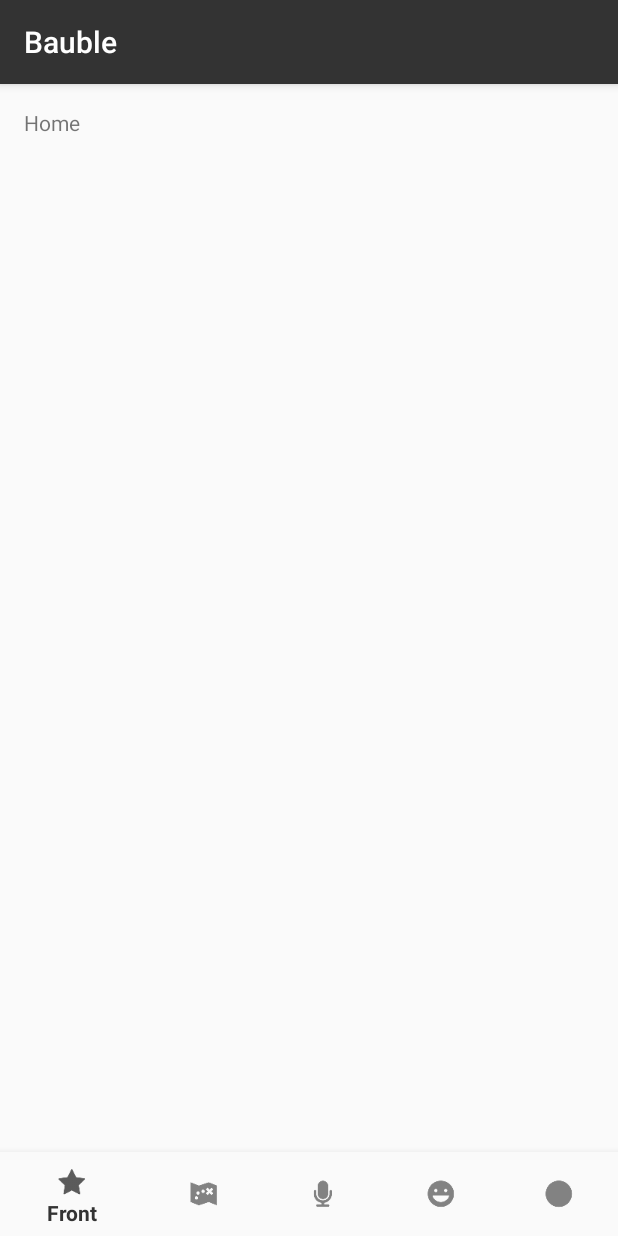
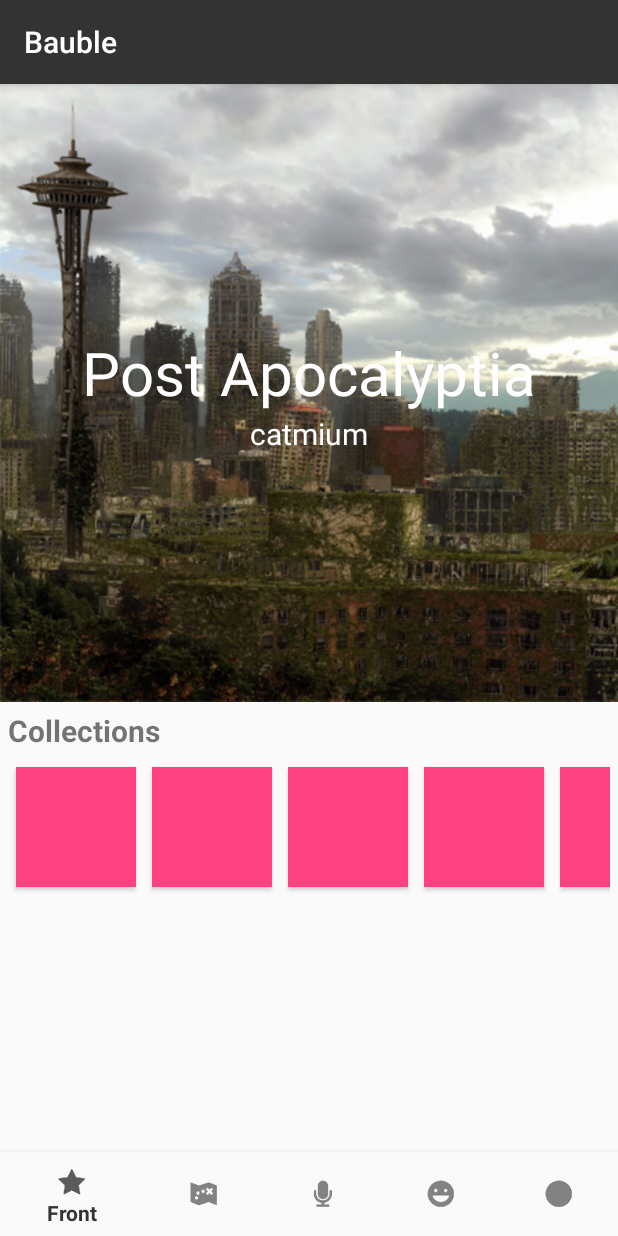
Before and after one commit to eduardrg/TellToo, an Android app: the screen it shows after launch (MainNavActivity), on a phone screen of 412 x 824 dp. Run offline under Robolectric (Android 15) with nearby library versions, the phone set to English and light mode, and no system bars.

Commit message:
Front page layout completed with place holder images

```diff
--- a/app/build.gradle
+++ b/app/build.gradle
@@ -29,5 +29,6 @@ dependencies {
     compile 'com.android.support.constraint:constraint-layout:1.0.2'
     compile 'com.android.support:design:25.3.1'
     compile 'com.android.support:support-vector-drawable:25.3.1'
+    compile 'com.android.support:support-v4:25.3.1'
     testCompile 'junit:junit:4.12'
 }
--- /dev/null
+++ b/app/src/main/java/com/bauble_app/bauble/CreateFragment.java
@@ -0,0 +1,29 @@
+package com.bauble_app.bauble;
+
+
+import android.os.Bundle;
+import android.support.v4.app.Fragment;
+import android.view.LayoutInflater;
+import android.view.View;
+import android.view.ViewGroup;
+
+
+/**
+ * A simple {@link Fragment} subclass.
+ */
+public class CreateFragment extends Fragment {
+
+
+    public CreateFragment() {
+        // Required empty public constructor
+    }
+
+
+    @Override
+    public View onCreateView(LayoutInflater inflater, ViewGroup container,
+                             Bundle savedInstanceState) {
+        // Inflate the layout for this fragment
+        return inflater.inflate(R.layout.fragment_create, container, false);
+    }
+
+}
--- /dev/null
+++ b/app/src/main/java/com/bauble_app/bauble/FrontFragment.java
@@ -0,0 +1,29 @@
+package com.bauble_app.bauble;
+
+
+import android.os.Bundle;
+import android.support.v4.app.Fragment;
+import android.view.LayoutInflater;
+import android.view.View;
+import android.view.ViewGroup;
+
+
+/**
+ * A simple {@link Fragment} subclass.
+ */
+public class FrontFragment extends Fragment {
+
+
+    public FrontFragment() {
+        // Required empty public constructor
+    }
+
+
+    @Override
+    public View onCreateView(LayoutInflater inflater, ViewGroup container,
+                             Bundle savedInstanceState) {
+        // Inflate the layout for this fragment
+        return inflater.inflate(R.layout.fragment_front, container, false);
+    }
+
+}
--- a/app/src/main/java/com/bauble_app/bauble/MainNavActivity.java
+++ b/app/src/main/java/com/bauble_app/bauble/MainNavActivity.java
@@ -3,6 +3,7 @@ package com.bauble_app.bauble;
 import android.os.Bundle;
 import android.support.annotation.NonNull;
 import android.support.design.widget.BottomNavigationView;
+import android.support.v4.app.FragmentManager;
 import android.support.v7.app.AppCompatActivity;
 import android.view.MenuItem;
 import android.widget.TextView;
@@ -10,6 +11,7 @@ import android.widget.TextView;
 public class MainNavActivity extends AppCompatActivity {
 
     private TextView mTextMessage;
+    private FragmentManager fragManager;
 
     private BottomNavigationView.OnNavigationItemSelectedListener mOnNavigationItemSelectedListener
             = new BottomNavigationView.OnNavigationItemSelectedListener() {
@@ -19,12 +21,18 @@ public class MainNavActivity extends AppCompatActivity {
             switch (item.getItemId()) {
                 case R.id.navigation_front:
                     mTextMessage.setText(R.string.title_front);
+                    fragManager.beginTransaction()
+                            .replace(R.id.content, new FrontFragment())
+                            .commit();
                     return true;
                 case R.id.navigation_explore:
                     mTextMessage.setText(R.string.title_explore);
                     return true;
                 case R.id.navigation_create:
                     mTextMessage.setText(R.string.title_create);
+                    fragManager.beginTransaction()
+                            .replace(R.id.content, new CreateFragment())
+                            .commit();
                     return true;
                 case R.id.navigation_me:
                     mTextMessage.setText(R.string.title_me);
@@ -43,6 +51,11 @@ public class MainNavActivity extends AppCompatActivity {
         super.onCreate(savedInstanceState);
         setContentView(R.layout.activity_main_nav);
 
+        fragManager = getSupportFragmentManager();
+        fragManager.beginTransaction()
+                .replace(R.id.content, new FrontFragment())
+                .commit();
+
         mTextMessage = (TextView) findViewById(R.id.message);
         BottomNavigationView navigation = (BottomNavigationView) findViewById(R.id.navigation);
         navigation.setOnNavigationItemSelectedListener(mOnNavigationItemSelectedListener);
--- /dev/null
+++ b/app/src/main/res/layout/fragment_create.xml
@@ -0,0 +1,21 @@
+<FrameLayout xmlns:android="http://schemas.android.com/apk/res/android"
+    xmlns:tools="http://schemas.android.com/tools"
+    android:layout_width="match_parent"
+    android:layout_height="match_parent"
+    tools:context="com.bauble_app.bauble.CreateFragment">
+
+    <LinearLayout
+        android:layout_width="match_parent"
+        android:layout_height="wrap_content"
+        android:orientation="vertical">
+        <ImageButton
+            android:layout_width="233dp"
+            android:layout_height="204dp"
+            android:src="@drawable/place_holder_img"
+            android:adjustViewBounds="true"
+            android:scaleType="centerCrop"
+            android:layout_gravity="center_horizontal"/>
+
+    </LinearLayout>
+
+</FrameLayout>
--- /dev/null
+++ b/app/src/main/res/layout/fragment_front.xml
@@ -0,0 +1,109 @@
+<FrameLayout xmlns:android="http://schemas.android.com/apk/res/android"
+    xmlns:tools="http://schemas.android.com/tools"
+    android:layout_width="match_parent"
+    android:layout_height="match_parent"
+    tools:context="com.bauble_app.bauble.FrontFragment">
+
+    <RelativeLayout
+        android:layout_width="match_parent"
+        android:layout_height="wrap_content">
+        <RelativeLayout
+            android:layout_width="wrap_content"
+            android:layout_height="wrap_content"
+            android:id="@+id/front_feat">
+            <ImageView
+                android:id="@+id/front_img_feat_backg"
+                android:layout_width="match_parent"
+                android:layout_height="wrap_content"
+                android:src="@drawable/front_apacaliptia"
+                android:adjustViewBounds="true" />
+            <LinearLayout
+                android:layout_width="wrap_content"
+                android:layout_height="wrap_content"
+                android:layout_centerInParent="true"
+                android:orientation="vertical">
+                <TextView
+                    android:id="@+id/front_txt_feat_title"
+                    android:layout_width="wrap_content"
+                    android:layout_height="wrap_content"
+                    android:text="Post Apocalyptia"
+                    android:textColor="@color/colorBrandHighlight"
+                    android:textSize="40dp"/>
+                <TextView
+                    android:id="@+id/front_txt_feat_auth"
+                    android:layout_width="match_parent"
+                    android:layout_height="wrap_content"
+                    android:text="catmium"
+                    android:textColor="@color/colorBrandHighlight"
+                    android:textAlignment="center"
+                    android:textSize="20dp"/>
+            </LinearLayout>
+        </RelativeLayout>
+
+        <LinearLayout
+            android:layout_width="wrap_content"
+            android:layout_height="wrap_content"
+            android:layout_below="@id/front_feat"
+            android:orientation="vertical">
+
+            <TextView
+                android:layout_width="wrap_content"
+                android:layout_height="wrap_content"
+                android:text="@string/front_title_collection"
+                android:textSize="@dimen/section_title_textsize"
+                android:textStyle="bold"
+                android:padding="5dp"/>
+
+            <HorizontalScrollView
+                android:layout_width="wrap_content"
+                android:layout_height="wrap_content"
+                android:layout_marginLeft="5dp"
+                android:layout_marginRight="5dp">
+                <LinearLayout
+                    android:layout_width="wrap_content"
+                    android:layout_height="wrap_content"
+                    android:orientation="horizontal">
+
+                    <Button
+                        android:layout_width="80dp"
+                        android:layout_height="80dp"
+                        android:background="@color/colorAccent"
+                        android:layout_margin="5dp"/>
+
+                    <Button
+                        android:layout_width="80dp"
+                        android:layout_height="80dp"
+                        android:background="@color/colorAccent"
+                        android:layout_margin="5dp"/>
+
+                    <Button
+                        android:layout_width="80dp"
+                        android:layout_height="80dp"
+                        android:background="@color/colorAccent"
+                        android:layout_margin="5dp"/>
+
+                    <Button
+                        android:layout_width="80dp"
+                        android:layout_height="80dp"
+                        android:background="@color/colorAccent"
+                        android:layout_margin="5dp"/>
+
+                    <Button
+                        android:layout_width="80dp"
+                        android:layout_height="80dp"
+                        android:background="@color/colorAccent"
+                        android:layout_margin="5dp"/>
+
+                    <Button
+                        android:layout_width="80dp"
+                        android:layout_height="80dp"
+                        android:background="@color/colorAccent"
+                        android:layout_margin="5dp"/>
+
+                </LinearLayout>
+            </HorizontalScrollView>
+        </LinearLayout>
+    </RelativeLayout>
+
+
+</FrameLayout>
--- a/app/src/main/res/values/colors.xml
+++ b/app/src/main/res/values/colors.xml
@@ -1,7 +1,7 @@
 <?xml version="1.0" encoding="utf-8"?>
 <resources>
     <color name="colorPrimary">#333333</color>
-    <color name="colorPrimaryDark">#333333</color>
+    <color name="colorPrimaryDark">#2b2b2b</color>
     <color name="colorAccent">#FF4081</color>
 
     <!--color for all of the brand related colors-->
--- a/app/src/main/res/values/dimens.xml
+++ b/app/src/main/res/values/dimens.xml
@@ -2,4 +2,6 @@
     <!-- Default screen margins, per the Android Design guidelines. -->
     <dimen name="activity_horizontal_margin">16dp</dimen>
     <dimen name="activity_vertical_margin">16dp</dimen>
+
+    <dimen name="section_title_textsize">20dp</dimen>
 </resources>
--- a/app/src/main/res/values/strings.xml
+++ b/app/src/main/res/values/strings.xml
@@ -5,9 +5,16 @@
     <string name="title_dashboard">Dashboard</string>
     <string name="title_notifications">Notifications</string>
 
+    <!--All the navbar stings-->
     <string name="title_front">Front</string>
     <string name="title_explore">Explore</string>
     <string name="title_create">Create</string>
     <string name="title_me">Me</string>
     <string name="title_messages">Messages</string>
+
+    <!--String for Feature page (Front)-->
+    <string name="front_title_collection">Collections</string>
+
+    <!-- TODO: Remove or change this placeholder text -->
+    <string name="hello_blank_fragment">Hello blank fragment</string>
 </resources>
```
Also changed, not shown: app/src/main/res/drawable/front_apacaliptia.png (added), app/src/main/res/drawable/place_holder_img.png (added).
